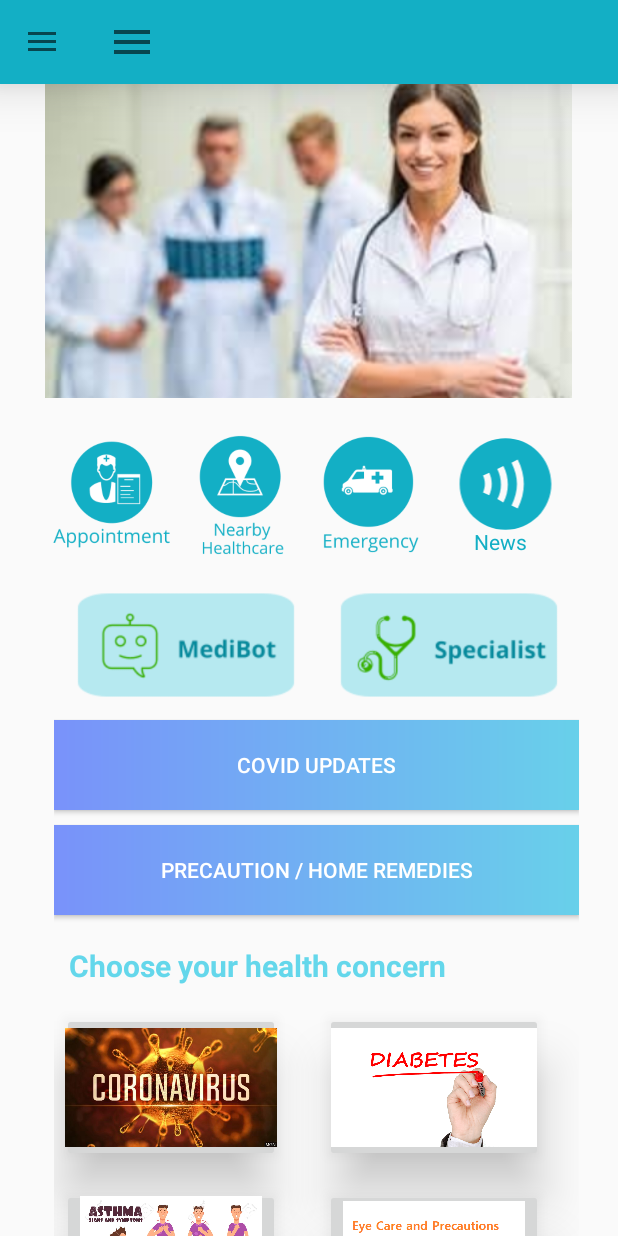
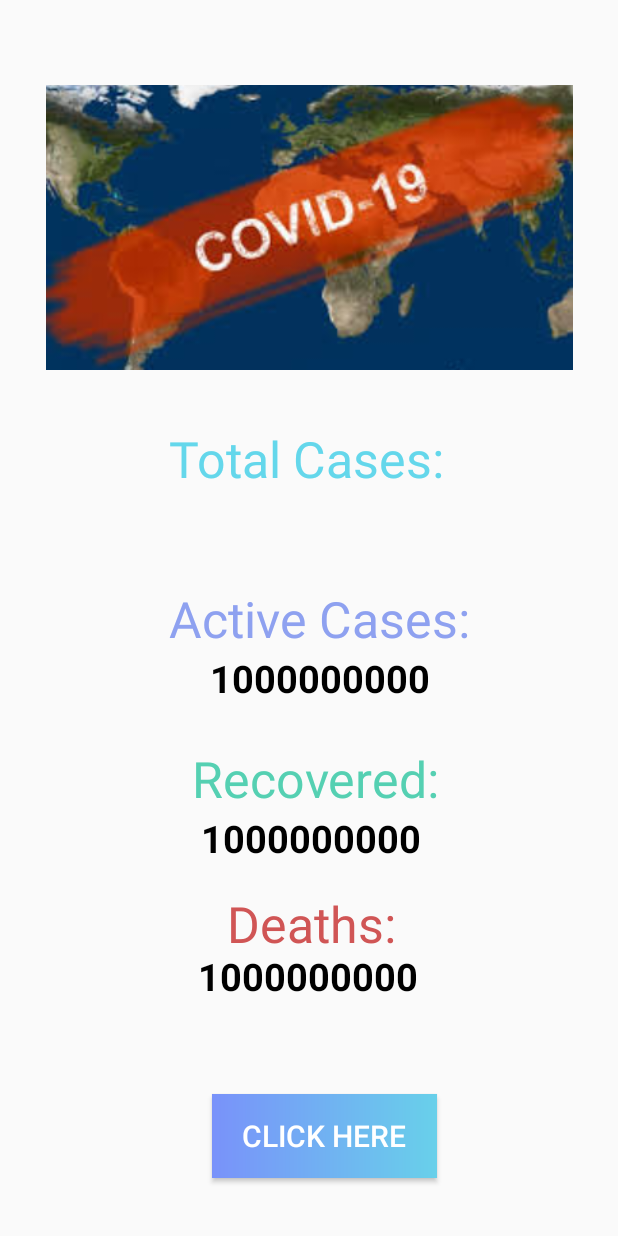
Before and after one commit to souravgopal25/HealthyU, an Android app: the MainActivity screen opened directly, with no data from a screen before it, after a tap on "COVID UPDATES", on a phone screen of 412 x 824 dp. Run offline under Robolectric (Android 15) with nearby library versions, the phone set to English and light mode, and no system bars; our stand-ins replace ButterKnife; 5 statements that could not run were skipped.

Commit message:
Version 3

```diff
--- a/app/src/main/AndroidManifest.xml
+++ b/app/src/main/AndroidManifest.xml
@@ -14,7 +14,7 @@
 
     <application
         android:allowBackup="true"
-        android:icon="@mipmap/ic_launcher"
+        android:icon="@drawable/spash"
         android:label="@string/app_name"
         android:roundIcon="@mipmap/ic_launcher_round"
         android:supportsRtl="true"
--- a/app/src/main/java/com/example/healthyu/activity/CovidData.java
+++ b/app/src/main/java/com/example/healthyu/activity/CovidData.java
@@ -1,30 +1,60 @@
 package com.example.healthyu.activity;
+
+import android.content.Intent;
+import android.net.Uri;
+import android.os.Bundle;
+import android.widget.Button;
+import android.widget.TextView;
 
 import androidx.appcompat.app.AppCompatActivity;
 import androidx.lifecycle.Observer;
 import androidx.lifecycle.ViewModelProviders;
 
-import android.os.Bundle;
-
 import com.example.healthyu.R;
 import com.example.healthyu.model.Covid;
 import com.example.healthyu.viewModel.CovidViewModel;
 
+import butterknife.BindView;
+import butterknife.ButterKnife;
+import butterknife.OnClick;
+
 public class CovidData extends AppCompatActivity {
     CovidViewModel covidViewModel;
     Covid covid1;
+    @BindView(R.id.total)
+    TextView total;
+    @BindView(R.id.active)
+    TextView active;
+    @BindView(R.id.recovered)
+    TextView recovered;
+    @BindView(R.id.death)
+    TextView death;
+    @BindView(R.id.button2)
+    Button button2;
+
     @Override
     protected void onCreate(Bundle savedInstanceState) {
         super.onCreate(savedInstanceState);
         setContentView(R.layout.activity_covid_data);
-        covidViewModel= ViewModelProviders.of(this).get(CovidViewModel.class);
+        ButterKnife.bind(this);
+        covidViewModel = ViewModelProviders.of(this).get(CovidViewModel.class);
         covidViewModel.getmData().observe(this, new Observer<Covid>() {
             @Override
             public void onChanged(Covid covid) {
-                covid1=covid;
-
+                covid1 = covid;
+                active.setText(covid1.getActive());
+                recovered.setText(covid1.getRecovered());
+                death.setText(covid1.getDeaths());
             }
         });
 
     }
+
+    @OnClick(R.id.button2)
+    public void onViewClicked() {
+        String url = "https://www.worldometers.info/coronavirus/country/indonesia/";
+        Intent i = new Intent(Intent.ACTION_VIEW);
+        i.setData(Uri.parse(url));
+        startActivity(i);
+    }
 }
--- a/app/src/main/java/com/example/healthyu/activity/MainActivity.java
+++ b/app/src/main/java/com/example/healthyu/activity/MainActivity.java
@@ -129,7 +129,8 @@ public class MainActivity extends AppCompatActivity implements LocationListener
                         break;
 
                     case R.id.faq:
-                        Toast.makeText(MainActivity.this, "FAQs", Toast.LENGTH_SHORT).show();
+                        Intent intent2 = new Intent(MainActivity.this, FAQ.class);
+                        startActivity(intent2);
                         break;
 
                     case R.id.donate:
@@ -137,7 +138,8 @@ public class MainActivity extends AppCompatActivity implements LocationListener
                         startActivity(intent);
                         break;
                     case R.id.about:
-                        Toast.makeText(MainActivity.this, "About us Selected", Toast.LENGTH_SHORT).show();
+                        Intent intent3 = new Intent(MainActivity.this, AboutUs.class);
+                        startActivity(intent3);
                         break;
                     case R.id.logout:
                         logout(MainActivity.this);
@@ -212,8 +214,8 @@ public class MainActivity extends AppCompatActivity implements LocationListener
                 break;
 
             case R.id.covidupdates:
-                                /* Intent cIntent = new Intent(this, .class);
-                                 startActivity(cIntent);*/
+                                 Intent cIntent = new Intent(this, CovidData.class);
+                                 startActivity(cIntent);
                 break;
             case R.id.precautions:
                 Intent intent6 = new Intent(this, FirstAid.class);
--- a/app/src/main/res/layout/activity_covid_data.xml
+++ b/app/src/main/res/layout/activity_covid_data.xml
@@ -1,9 +1,169 @@
 <?xml version="1.0" encoding="utf-8"?>
-<androidx.constraintlayout.widget.ConstraintLayout xmlns:android="http://schemas.android.com/apk/res/android"
+<androidx.constraintlayout.widget.ConstraintLayout
+    xmlns:android="http://schemas.android.com/apk/res/android"
     xmlns:app="http://schemas.android.com/apk/res-auto"
     xmlns:tools="http://schemas.android.com/tools"
     android:layout_width="match_parent"
-    android:layout_height="match_parent"
-    tools:context=".activity.CovidData">
+    android:layout_height="match_parent">
+
+    <ImageView
+        android:id="@+id/imageView2"
+        android:layout_width="351dp"
+        android:layout_height="190dp"
+        android:layout_centerHorizontal="true"
+        android:scaleType="centerCrop"
+        android:src="@drawable/earth"
+        app:layout_constraintBottom_toBottomOf="parent"
+        app:layout_constraintEnd_toEndOf="parent"
+        app:layout_constraintStart_toStartOf="parent"
+        app:layout_constraintTop_toTopOf="parent"
+        app:layout_constraintVertical_bias="0.089">
+
+    </ImageView>
+
+    <LinearLayout
+        android:id="@+id/linearLayout"
+        android:layout_width="202dp"
+        android:layout_height="wrap_content"
+        android:orientation="vertical"
+        app:layout_constraintBottom_toTopOf="@+id/linearLayout3"
+        app:layout_constraintEnd_toEndOf="parent"
+        app:layout_constraintHorizontal_bias="0.535"
+        app:layout_constraintStart_toStartOf="parent"
+        app:layout_constraintTop_toBottomOf="@+id/imageView2"
+        app:layout_constraintVertical_bias="0.137">
+
+
+        <TextView
+            android:layout_width="wrap_content"
+            android:layout_height="wrap_content"
+            android:text="Total Cases:"
+            android:textColor="@color/colorPrimary"
+            android:textSize="33dp"
+            app:layout_constraintEnd_toEndOf="parent"
+            app:layout_constraintHorizontal_bias="0.022"
+            app:layout_constraintStart_toStartOf="parent"
+            tools:layout_editor_absoluteY="228dp" />
+
+        <TextView
+            android:id="@+id/total"
+            android:layout_width="wrap_content"
+            android:layout_height="wrap_content"
+            android:textSize="25sp"
+            android:layout_gravity="center"
+            android:textStyle="bold"
+            android:textColor="#000"
+            />
+    </LinearLayout>
+
+    <LinearLayout
+        android:layout_width="202dp"
+        android:layout_height="wrap_content"
+        app:layout_constraintBottom_toTopOf="@+id/linearLayout2"
+        app:layout_constraintEnd_toEndOf="parent"
+        app:layout_constraintHorizontal_bias="0.537"
+        app:layout_constraintStart_toStartOf="parent"
+        android:orientation="vertical"
+        app:layout_constraintTop_toBottomOf="@+id/linearLayout">>
+
+        <TextView
+            android:layout_width="match_parent"
+            android:layout_height="wrap_content"
+            android:text="Active Cases:"
+            android:textColor="@color/colorPrimaryDark"
+            android:textSize="33dp" />
+        <TextView
+            android:id="@+id/active"
+            android:layout_width="wrap_content"
+            android:layout_height="wrap_content"
+            android:text="1000000000"
+            android:textSize="25sp"
+            android:layout_gravity="center"
+            android:textStyle="bold"
+            android:textColor="#000"
+            />
+    </LinearLayout>
+
+
+    <LinearLayout
+        android:id="@+id/linearLayout2"
+        android:layout_width="203dp"
+        android:layout_height="wrap_content"
+        android:orientation="vertical"
+        app:layout_constraintBottom_toTopOf="@+id/linearLayout3"
+        app:layout_constraintEnd_toEndOf="parent"
+        app:layout_constraintHorizontal_bias="0.509"
+        app:layout_constraintStart_toStartOf="parent"
+        app:layout_constraintTop_toBottomOf="@+id/linearLayout"
+        app:layout_constraintVertical_bias="0.885">
+
+        <TextView
+            android:layout_width="match_parent"
+            android:layout_height="wrap_content"
+            android:layout_marginLeft="22dp"
+            android:text="Recovered:"
+            android:textColor="@color/colorAccent"
+            android:textSize="33dp" />
+        <TextView
+            android:id="@+id/recovered"
+            android:layout_width="wrap_content"
+            android:layout_height="wrap_content"
+            android:text="1000000000"
+            android:textSize="25sp"
+            android:layout_gravity="center"
+            android:textStyle="bold"
+            android:textColor="#000"
+            />
+    </LinearLayout>
+
+    <LinearLayout
+        android:id="@+id/linearLayout3"
+        android:layout_width="208dp"
+        android:layout_height="wrap_content"
+        android:orientation="vertical"
+        app:layout_constraintBottom_toBottomOf="parent"
+        app:layout_constraintEnd_toEndOf="parent"
+        app:layout_constraintHorizontal_bias="0.497"
+        app:layout_constraintStart_toStartOf="parent"
+        app:layout_constraintTop_toBottomOf="@+id/imageView2"
+        app:layout_constraintVertical_bias="0.69">
+
+        <TextView
+            android:layout_width="210dp"
+            android:layout_height="40dp"
+            android:layout_marginLeft="50dp"
+            android:text="Deaths:"
+            android:textColor="#D05555"
+            android:textSize="33dp" />
+        <TextView
+            android:id="@+id/death"
+            android:layout_width="wrap_content"
+            android:layout_height="wrap_content"
+            android:text="1000000000"
+            android:textSize="25sp"
+            android:layout_gravity="center"
+            android:textStyle="bold"
+            android:textColor="#000"
+            />
+
+    </LinearLayout>
+
+
+
+    <Button
+        android:id="@+id/button2"
+        android:layout_width="150dp"
+        android:layout_height="56dp"
+        android:background="@drawable/gradient"
+        android:text="Click Here"
+        android:textColor="@color/white"
+        android:textSize="20dp"
+        app:layout_constraintBottom_toBottomOf="parent"
+        app:layout_constraintEnd_toEndOf="parent"
+        app:layout_constraintHorizontal_bias="0.54"
+        app:layout_constraintStart_toStartOf="parent"
+        app:layout_constraintTop_toBottomOf="@+id/linearLayout3"
+        app:layout_constraintVertical_bias="0.614" />
+
 
 </androidx.constraintlayout.widget.ConstraintLayout>
--- a/app/src/main/res/values/strings.xml
+++ b/app/src/main/res/values/strings.xml
@@ -1,5 +1,5 @@
 <resources>
-    <string name="app_name">HealthyU</string>
+    <string name="app_name">MedKit</string>
     <string name="signin">SignIn</string>
     <string name="email">Email</string>
     <string name="phone">Phone</string>
```
Also changed, not shown: app/src/main/res/drawable/earth.jpeg (added).
